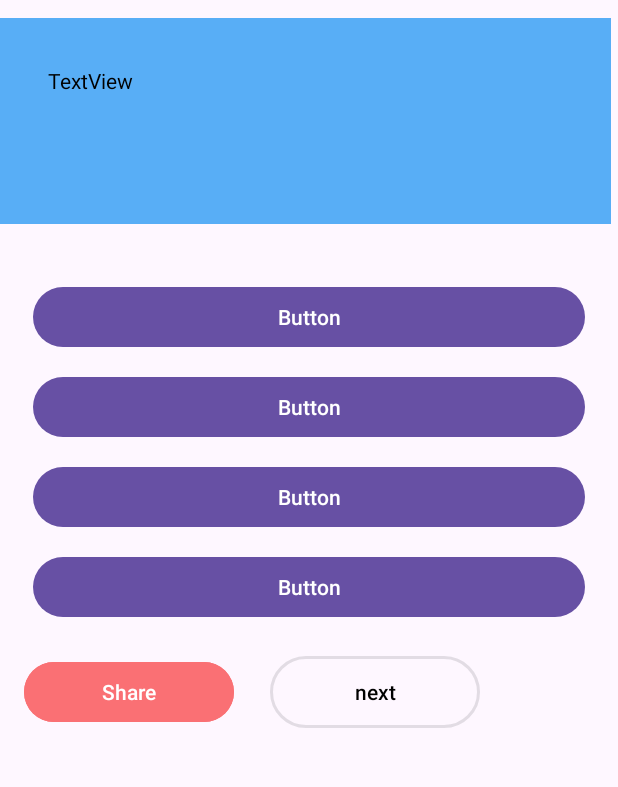
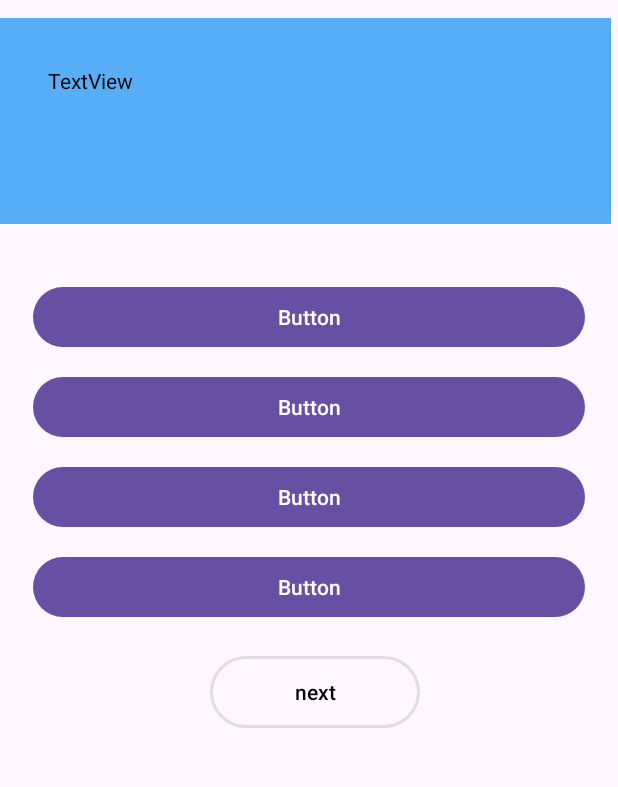
Before and after one commit to PremaDongare/Aptituteapp, an Android app: the QuestionsActivity screen opened directly, with no data from a screen before it, on a phone screen of 412 x 824 dp, the part 96-883 px from its top. Run offline under Robolectric (Android 15) with nearby library versions, the phone set to English and light mode, and no system bars; our stand-ins replace Firebase (no records; nobody signed in at launch, a user with empty details on screens opened directly); 1 statement that could not run was skipped.

Commit message:
3/2 Nikhil Push Commit 4

```diff
--- a/app/src/main/java/com/example/myapplication1/QuestionsActivity.java
+++ b/app/src/main/java/com/example/myapplication1/QuestionsActivity.java
@@ -51,7 +51,6 @@ public class QuestionsActivity extends AppCompatActivity {
         question = findViewById(R.id.question);
         noIndicator = findViewById(R.id.no_indicator);
         optionsContainer = findViewById(R.id.options_container);
-        shareBtn = findViewById(R.id.share_btn);
         nextBtn = findViewById(R.id.next_btn);
 
         categort = getIntent().getStringExtra("category");
@@ -114,6 +113,7 @@ public class QuestionsActivity extends AppCompatActivity {
                                 Button optionButton = (Button) optionsContainer.getChildAt(i);
                                 optionButton.setEnabled(true);
                                 optionButton.setBackgroundTintList(null);
+                                optionButton.setBackgroundTintList(ColorStateList.valueOf(Color.parseColor("#6B3FA0")));
                             }
                         }
                     });
--- a/app/src/main/res/layout/activity_questions.xml
+++ b/app/src/main/res/layout/activity_questions.xml
@@ -101,29 +101,14 @@
         <LinearLayout
             android:layout_width="match_parent"
             android:layout_height="wrap_content"
-            android:orientation="horizontal">
-            <Button
-                android:id="@+id/share_btn"
-                android:layout_width="140dp"
-                android:layout_height="wrap_content"
-                android:layout_marginStart="16dp"
-                android:layout_marginEnd="16dp"
-                android:layout_marginBottom="64dp"
-                android:backgroundTint="#FA7074"
-                android:text="Share"
-                android:textColor="@android:color/white"
-                app:layout_constraintBottom_toBottomOf="parent"
-                app:layout_constraintEnd_toStartOf="@+id/next_btn"
-                app:layout_constraintHorizontal_bias="0.5"
-                app:layout_constraintStart_toStartOf="parent"
-                app:layout_constraintTop_toBottomOf="@+id/linearLayout2" />
+            android:orientation="horizontal"
+            android:gravity="center">
 
             <Button
                 android:id="@+id/next_btn"
                 android:layout_width="140dp"
                 android:layout_height="wrap_content"
                 android:layout_marginStart="8dp"
-                android:layout_marginBottom="64dp"
                 android:background="@drawable/rounded_borders"
                 android:text="next"
                 android:enabled="false"
--- a/app/src/main/res/values/colors.xml
+++ b/app/src/main/res/values/colors.xml
@@ -3,4 +3,5 @@
     <color name="colorPrimary">#55D394</color>
     <color name="colorPrimaryDark">#55D394</color>
     <color name="colorAccent">#FFFFFFFF</color>
+    <color name="royalPurple">#6B3FA0</color>
 </resources>
```
